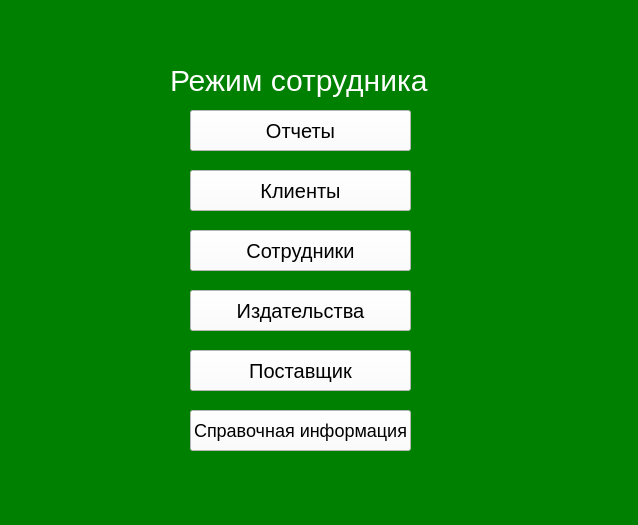
Above: EmployeeWindow/employeewindow.ui from FireSpirit171/BookShop before the change. Below: the same form after it.
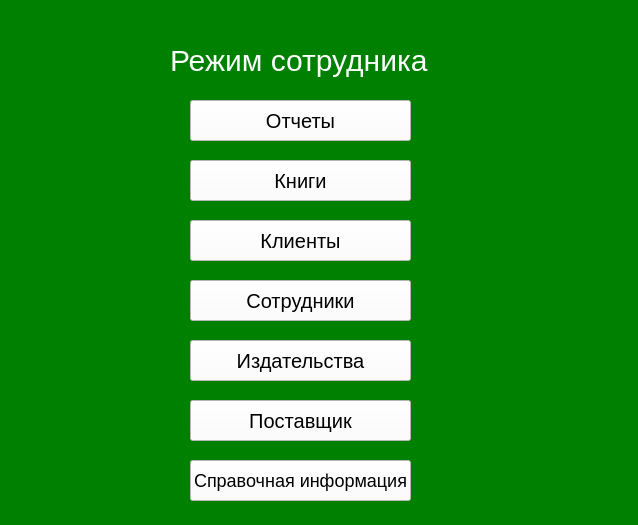
That is the form after the change.

Commit message: Форма Книги

Patch:
```diff
--- a/EmployeeWindow/employeewindow.ui
+++ b/EmployeeWindow/employeewindow.ui
@@ -20,7 +20,7 @@
    <property name="geometry">
     <rect>
      <x>190</x>
-     <y>110</y>
+     <y>100</y>
      <width>221</width>
      <height>41</height>
     </rect>
@@ -38,7 +38,7 @@
    <property name="geometry">
     <rect>
      <x>170</x>
-     <y>60</y>
+     <y>40</y>
      <width>271</width>
      <height>41</height>
     </rect>
@@ -55,7 +55,7 @@
    <property name="geometry">
     <rect>
      <x>190</x>
-     <y>290</y>
+     <y>340</y>
      <width>221</width>
      <height>41</height>
     </rect>
@@ -73,7 +73,7 @@
    <property name="geometry">
     <rect>
      <x>190</x>
-     <y>350</y>
+     <y>400</y>
      <width>221</width>
      <height>41</height>
     </rect>
@@ -91,7 +91,7 @@
    <property name="geometry">
     <rect>
      <x>190</x>
-     <y>170</y>
+     <y>220</y>
      <width>221</width>
      <height>41</height>
     </rect>
@@ -109,7 +109,7 @@
    <property name="geometry">
     <rect>
      <x>190</x>
-     <y>230</y>
+     <y>280</y>
      <width>221</width>
      <height>41</height>
     </rect>
@@ -127,7 +127,7 @@
    <property name="geometry">
     <rect>
      <x>190</x>
-     <y>410</y>
+     <y>460</y>
      <width>221</width>
      <height>41</height>
     </rect>
@@ -141,6 +141,24 @@
     <string>Справочная информация</string>
    </property>
   </widget>
+  <widget class="QPushButton" name="book">
+   <property name="geometry">
+    <rect>
+     <x>190</x>
+     <y>160</y>
+     <width>221</width>
+     <height>41</height>
+    </rect>
+   </property>
+   <property name="styleSheet">
+    <string notr="true">background-color: white;
+color:black;
+font-size:20px</string>
+   </property>
+   <property name="text">
+    <string>Книги</string>
+   </property>
+  </widget>
  </widget>
  <resources/>
  <connections/>
```
The commit also changes 12 other files.
